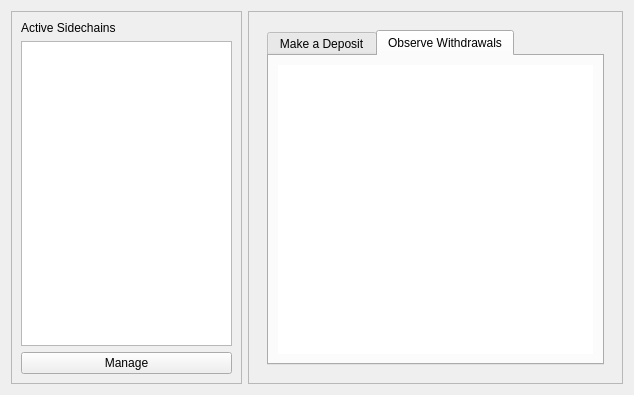
The window that src/qt/forms/sidechainpage.ui (torkelrogstad/mainchain) describes before a commit, drawn with Qt 5.
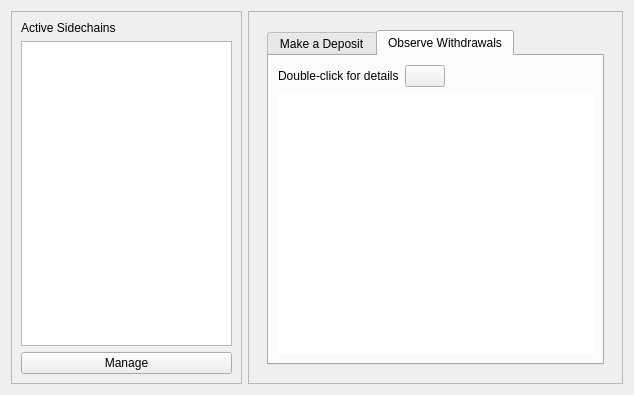
The same window after the commit. The open tabs and pages were chosen to show the change. Icons and pictures are not drawn. Custom widgets are drawn as their Qt base class.

Commit message:
Add WT^ details double click help message
* Add a ? pushbutton next to the note about double clicking a WT^ to see
more details

* Display help message when ? button is clicked

What changed in the file:
```diff
--- a/src/qt/forms/sidechainpage.ui
+++ b/src/qt/forms/sidechainpage.ui
@@ -326,8 +326,45 @@
              <attribute name="title">
               <string>Observe Withdrawals</string>
              </attribute>
-             <layout class="QVBoxLayout" name="verticalLayout_5">
-              <item>
+             <layout class="QGridLayout" name="gridLayout">
+              <item row="0" column="0">
+               <widget class="QLabel" name="label_5">
+                <property name="text">
+                 <string>Double-click for details</string>
+                </property>
+               </widget>
+              </item>
+              <item row="0" column="1">
+               <widget class="QPushButton" name="pushButtonWTDoubleClickHelp">
+                <property name="sizePolicy">
+                 <sizepolicy hsizetype="Maximum" vsizetype="Fixed">
+                  <horstretch>0</horstretch>
+                  <verstretch>0</verstretch>
+                 </sizepolicy>
+                </property>
+                <property name="text">
+                 <string/>
+                </property>
+                <property name="icon">
+                 <iconset resource="../drivenet.qrc">
+                  <normaloff>:/icons/transaction_0</normaloff>:/icons/transaction_0</iconset>
+                </property>
+               </widget>
+              </item>
+              <item row="0" column="2">
+               <spacer name="horizontalSpacer_5">
+                <property name="orientation">
+                 <enum>Qt::Horizontal</enum>
+                </property>
+                <property name="sizeHint" stdset="0">
+                 <size>
+                  <width>40</width>
+                  <height>20</height>
+                 </size>
+                </property>
+               </spacer>
+              </item>
+              <item row="2" column="0" colspan="3">
                <widget class="QTableView" name="tableViewWT">
                 <property name="frameShape">
                  <enum>QFrame::NoFrame</enum>
```
The commit also changes 2 other files.
